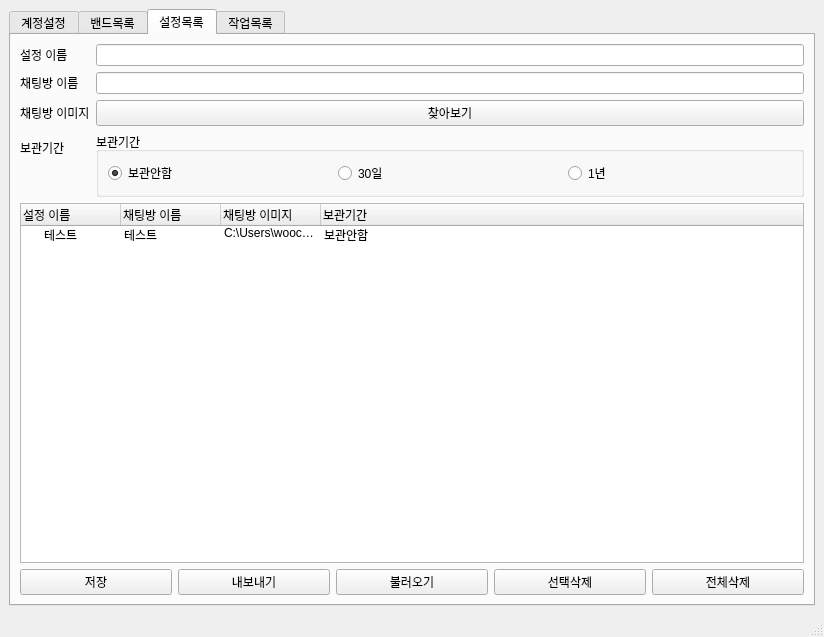
Above: ui/create_chat_macro.ui from Woochang4862/BANDCreateChatMacro before the change. Below: the same form after it.
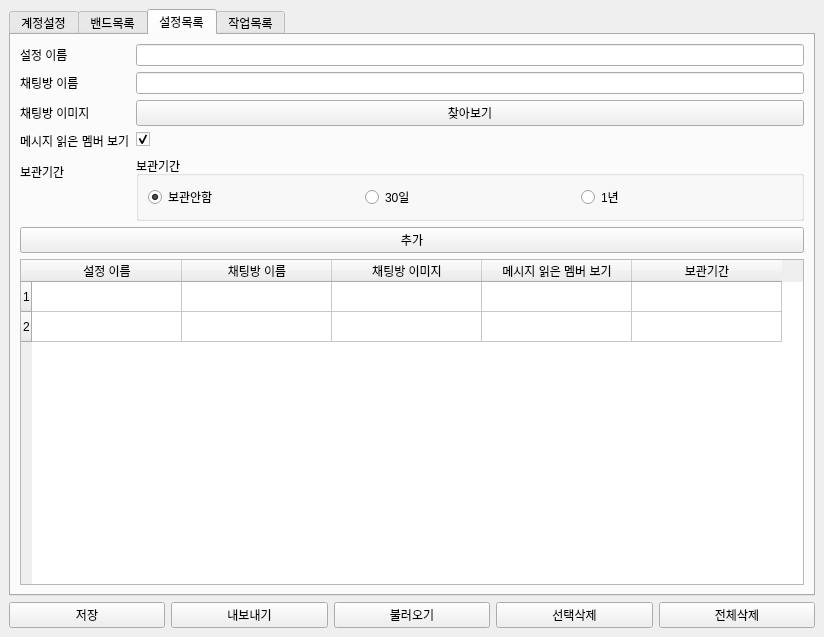
That is the form after the change. The open tabs and pages were chosen to show the change.

Commit message: update login setting

What changed in the file:
```diff
--- a/ui/create_chat_macro.ui
+++ b/ui/create_chat_macro.ui
@@ -167,45 +167,6 @@
           </item>
          </widget>
         </item>
-        <item>
-         <layout class="QHBoxLayout" name="horizontalLayout_2">
-          <item>
-           <widget class="QPushButton" name="save_btn">
-            <property name="text">
-             <string>저장</string>
-            </property>
-           </widget>
-          </item>
-          <item>
-           <widget class="QPushButton" name="export_btn">
-            <property name="text">
-             <string>내보내기</string>
-            </property>
-           </widget>
-          </item>
-          <item>
-           <widget class="QPushButton" name="open_btn">
-            <property name="text">
-             <string>불러오기</string>
-            </property>
-           </widget>
-          </item>
-          <item>
-           <widget class="QPushButton" name="remove_selected_btn">
-            <property name="text">
-             <string>선택삭제</string>
-            </property>
-           </widget>
-          </item>
-          <item>
-           <widget class="QPushButton" name="remove_all_btn">
-            <property name="text">
-             <string>전체삭제</string>
-            </property>
-           </widget>
-          </item>
-         </layout>
-        </item>
        </layout>
       </widget>
       <widget class="QWidget" name="band_list">
@@ -326,6 +287,9 @@
               </property>
              </widget>
             </item>
+            <item row="0" column="1">
+             <widget class="QLineEdit" name="edit_chat_setting_name"/>
+            </item>
             <item row="1" column="0">
              <widget class="QLabel" name="label_3">
               <property name="text">
@@ -333,6 +297,9 @@
               </property>
              </widget>
             </item>
+            <item row="1" column="1">
+             <widget class="QLineEdit" name="edit_chat_name"/>
+            </item>
             <item row="2" column="0">
              <widget class="QLabel" name="label_4">
               <property name="text">
@@ -340,9 +307,6 @@
               </property>
              </widget>
             </item>
-            <item row="0" column="1">
-             <widget class="QLineEdit" name="lineEdit_2"/>
-            </item>
             <item row="2" column="1">
              <widget class="QPushButton" name="pushButton_7">
               <property name="text">
@@ -350,18 +314,15 @@
               </property>
              </widget>
             </item>
-            <item row="1" column="1">
-             <widget class="QLineEdit" name="lineEdit_3"/>
-            </item>
-            <item row="3" column="0">
-             <widget class="QLabel" name="label_5">
+            <item row="4" column="0">
+             <widget class="QLabel" name="label_message_preiod">
               <property name="text">
                <string>보관기간</string>
               </property>
              </widget>
             </item>
-            <item row="3" column="1">
-             <widget class="QGroupBox" name="groupBox">
+            <item row="4" column="1">
+             <widget class="QGroupBox" name="group_message_preiod">
               <property name="title">
                <string>보관기간</string>
               </property>
@@ -403,12 +364,52 @@
               </layout>
              </widget>
             </item>
+            <item row="3" column="0">
+             <widget class="QLabel" name="label_readers">
+              <property name="text">
+               <string>메시지 읽은 멤버 보기</string>
+              </property>
+              <property name="buddy">
+               <cstring>checkBox</cstring>
+              </property>
+             </widget>
+            </item>
+            <item row="3" column="1">
+             <widget class="QCheckBox" name="checkBox">
+              <property name="text">
+               <string/>
+              </property>
+              <property name="checked">
+               <bool>true</bool>
+              </property>
+             </widget>
+            </item>
            </layout>
           </item>
          </layout>
         </item>
         <item>
-         <widget class="QTreeWidget" name="treeWidget_2">
+         <widget class="QPushButton" name="btn_add_chat_setting">
+          <property name="text">
+           <string>추가</string>
+          </property>
+         </widget>
+        </item>
+        <item>
+         <widget class="QTableWidget" name="list_chat_setting">
+          <attribute name="horizontalHeaderDefaultSectionSize">
+           <number>150</number>
+          </attribute>
+          <row>
+           <property name="text">
+            <string>1</string>
+           </property>
+          </row>
+          <row>
+           <property name="text">
+            <string>2</string>
+           </property>
+          </row>
           <column>
            <property name="text">
             <string>설정 이름</string>
@@ -424,88 +425,172 @@
             <string>채팅방 이미지</string>
            </property>
           </column>
+          <column>
+           <property name="text">
+            <string>메시지 읽은 멤버 보기</string>
+           </property>
+           <property name="font">
+            <font>
+             <pointsize>9</pointsize>
+            </font>
+           </property>
+          </column>
           <column>
            <property name="text">
             <string>보관기간</string>
            </property>
           </column>
-          <item>
-           <property name="text">
-            <string>테스트</string>
-           </property>
-           <property name="text">
-            <string>테스트</string>
-           </property>
-           <property name="text">
-            <string>C:\Users\wooch\OneDrive\바탕 화면\sample.jpg</string>
-           </property>
-           <property name="text">
-            <string>보관안함</string>
-           </property>
-          </item>
          </widget>
         </item>
-        <item>
-         <layout class="QHBoxLayout" name="horizontalLayout_6">
-          <item>
-           <widget class="QPushButton" name="pushButton_8">
-            <property name="text">
-             <string>저장</string>
-            </property>
-           </widget>
-          </item>
-          <item>
-           <widget class="QPushButton" name="pushButton_9">
-            <property name="text">
-             <string>내보내기</string>
-            </property>
-           </widget>
-          </item>
-          <item>
-           <widget class="QPushButton" name="pushButton_10">
-            <property name="text">
-             <string>불러오기</string>
-            </property>
-           </widget>
-          </item>
-          <item>
-           <widget class="QPushButton" name="pushButton_11">
-            <property name="text">
-             <string>선택삭제</string>
-            </property>
-           </widget>
-          </item>
-          <item>
-           <widget class="QPushButton" name="pushButton_12">
-            <property name="text">
-             <string>전체삭제</string>
-            </property>
-           </widget>
-          </item>
-         </layout>
-        </item>
        </layout>
       </widget>
       <widget class="QWidget" name="task_list">
        <attribute name="title">
         <string>작업목록</string>
        </attribute>
+       <layout class="QVBoxLayout" name="verticalLayout_2">
+        <item>
+         <layout class="QHBoxLayout" name="horizontalLayout_6">
+          <item>
+           <layout class="QFormLayout" name="formLayout">
+            <item row="0" column="1">
+             <widget class="QLineEdit" name="edit_task_name"/>
+            </item>
+            <item row="0" column="0">
+             <widget class="QLabel" name="label_task_name">
+              <property name="text">
+               <string>작업이름</string>
+              </property>
+              <property name="buddy">
+               <cstring>edit_task_name</cstring>
+              </property>
+             </widget>
+            </item>
+           </layout>
+          </item>
+          <item>
+           <widget class="QPushButton" name="btn_add_task">
+            <property name="text">
+             <string>추가</string>
+            </property>
+           </widget>
+          </item>
+         </layout>
+        </item>
+        <item>
+         <layout class="QHBoxLayout" name="horizontalLayout_4">
+          <item>
+           <widget class="QListWidget" name="list_task_account">
+            <item>
+             <property name="text">
+              <string>chad0706</string>
+             </property>
+             <property name="checkState">
+              <enum>Unchecked</enum>
+             </property>
+            </item>
+           </widget>
+          </item>
+          <item>
+           <widget class="QListWidget" name="list_task_band"/>
+          </item>
+          <item>
+           <widget class="QListWidget" name="list_task_setting"/>
+          </item>
+         </layout>
+        </item>
+        <item>
+         <widget class="QTableWidget" name="list_task">
+          <column>
+           <property name="text">
+            <string>작업이름</string>
+           </property>
+          </column>
+          <column>
+           <property name="text">
+            <string>계정</string>
+           </property>
+          </column>
+          <column>
+           <property name="text">
+            <string>밴드</string>
+           </property>
+          </column>
+          <column>
+           <property name="text">
+            <string>설정</string>
+           </property>
+          </column>
+          <column>
+           <property name="text">
+            <string>진행한 멤버수</string>
+           </property>
+          </column>
+         </widget>
+        </item>
+        <item>
+         <layout class="QHBoxLayout" name="horizontalLayout_2">
+          <item>
+           <widget class="QPushButton" name="btn_start">
+            <property name="text">
+             <string>실행</string>
+            </property>
+           </widget>
+          </item>
+          <item>
+           <widget class="QPushButton" name="btn_stop">
+            <property name="text">
+             <string>종료</string>
+            </property>
+           </widget>
+          </item>
+         </layout>
+        </item>
+       </layout>
       </widget>
      </widget>
     </item>
+    <item>
+     <layout class="QHBoxLayout" name="layout_controll_panel">
+      <item>
+       <widget class="QPushButton" name="save_btn">
+        <property name="text">
+         <string>저장</string>
+        </property>
+       </widget>
+      </item>
+      <item>
+       <widget class="QPushButton" name="export_btn">
+        <property name="text">
+         <string>내보내기</string>
+        </property>
+       </widget>
+      </item>
+      <item>
+       <widget class="QPushButton" name="open_btn">
+        <property name="text">
+         <string>불러오기</string>
+        </property>
+       </widget>
+      </item>
+      <item>
+       <widget class="QPushButton" name="remove_selected_btn">
+        <property name="text">
+         <string>선택삭제</string>
+        </property>
+       </widget>
+      </item>
+      <item>
+       <widget class="QPushButton" name="remove_all_btn">
+        <property name="text">
+         <string>전체삭제</string>
+        </property>
+       </widget>
+      </item>
+     </layout>
+    </item>
    </layout>
   </widget>
-  <widget class="QMenuBar" name="menubar">
-   <property name="geometry">
-    <rect>
-     <x>0</x>
-     <y>0</y>
-     <width>824</width>
-     <height>21</height>
-    </rect>
-   </property>
-  </widget>
-  <widget class="QStatusBar" name="statusbar"/>
  </widget>
  <resources/>
  <connections/>
```
Left out of the diff: 379 changed lines with no effect on the pictures. The commit also changes 17 other files.
